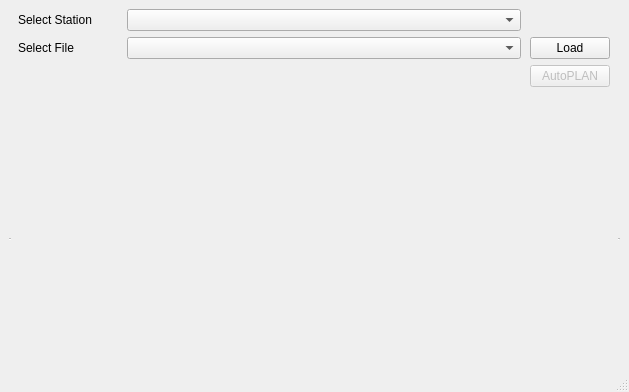
Before: the Qt Designer form AutoCADDB/planningtable.ui in DB-Netz-AutomatedPlanning/AutoPlan-QT, drawn with Qt 5.
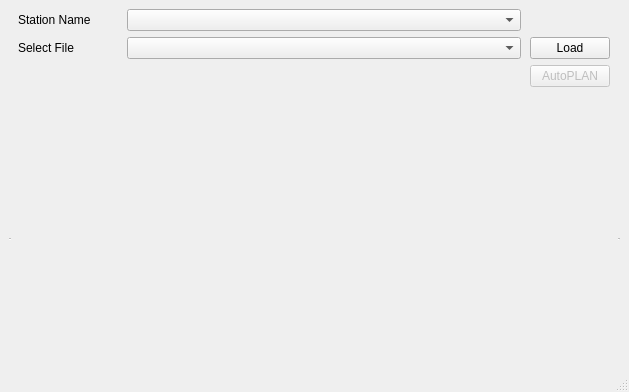
After: the same form once the commit is applied.

Commit message: filtering main tracks

What changed in the file:
```diff
--- a/AutoCADDB/planningtable.ui
+++ b/AutoCADDB/planningtable.ui
@@ -103,7 +103,7 @@
          </size>
         </property>
         <property name="text">
-         <string>Select Station</string>
+         <string>Station Name</string>
         </property>
         <property name="alignment">
          <set>Qt::AlignLeading|Qt::AlignLeft|Qt::AlignVCenter</set>
```
The commit also changes 2 other files.
